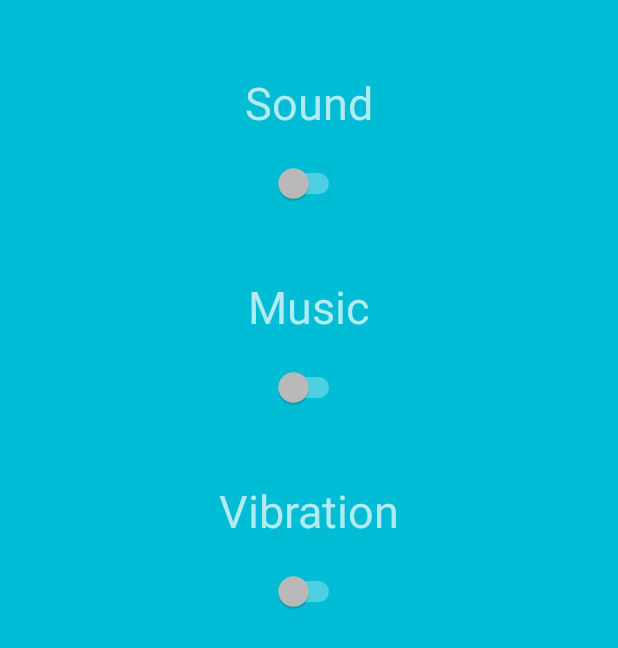
After one commit to FredrikBixo/Tabby_tech_project, an Android app: the SettingsActivity screen opened directly, with no data from a screen before it, on a phone screen of 412 x 824 dp. The commit adds this screen. Shown: the top 648 px of the screen. Run offline under Robolectric (Android 15) with nearby library versions, the phone set to English and light mode, and no system bars.

Commit message:
Add compass and settings activity

```diff
--- /dev/null
+++ b/app/src/main/java/com/google/ar/core/examples/java/helloar/SettingsActivity.java
@@ -0,0 +1,14 @@
+package com.google.ar.core.examples.java.helloar;
+
+import androidx.appcompat.app.AppCompatActivity;
+
+import android.os.Bundle;
+
+public class SettingsActivity extends AppCompatActivity {
+
+    @Override
+    protected void onCreate(Bundle savedInstanceState) {
+        super.onCreate(savedInstanceState);
+        setContentView(R.layout.activity_settings);
+    }
+}
--- a/app/src/main/res/layout/activity_ar.xml
+++ b/app/src/main/res/layout/activity_ar.xml
@@ -32,4 +32,10 @@
       android:src="@drawable/ic_settings"
       android:background="@android:color/transparent"/>
 
+  <Button
+      android:id="@+id/compass"
+      android:layout_width="50dp"
+      android:layout_height="50dp"
+      android:text="C" />
+
 </RelativeLayout>
--- /dev/null
+++ b/app/src/main/res/layout/activity_settings.xml
@@ -0,0 +1,80 @@
+<?xml version="1.0" encoding="utf-8"?>
+<androidx.constraintlayout.widget.ConstraintLayout xmlns:android="http://schemas.android.com/apk/res/android"
+    xmlns:app="http://schemas.android.com/apk/res-auto"
+    xmlns:tools="http://schemas.android.com/tools"
+    android:layout_width="match_parent"
+    android:layout_height="match_parent"
+    android:background="#00BCD4"
+    tools:context=".SettingsActivity">
+
+    <Switch
+        android:id="@+id/switch1"
+        android:layout_width="wrap_content"
+        android:layout_height="wrap_content"
+        android:layout_marginTop="20dp"
+        app:layout_constraintEnd_toEndOf="parent"
+        app:layout_constraintHorizontal_bias="0.5"
+        app:layout_constraintStart_toStartOf="parent"
+        app:layout_constraintTop_toBottomOf="@+id/textView3" />
+
+    <Switch
+        android:id="@+id/switch3"
+        android:layout_width="wrap_content"
+        android:layout_height="wrap_content"
+        android:layout_marginTop="20dp"
+        app:layout_constraintEnd_toEndOf="parent"
+        app:layout_constraintHorizontal_bias="0.5"
+        app:layout_constraintStart_toStartOf="parent"
+        app:layout_constraintTop_toBottomOf="@+id/textView4" />
+
+    <Switch
+        android:id="@+id/switch4"
+        android:layout_width="wrap_content"
+        android:layout_height="wrap_content"
+        android:layout_marginTop="20dp"
+        android:textAlignment="viewStart"
+        app:layout_constraintEnd_toEndOf="parent"
+        app:layout_constraintHorizontal_bias="0.5"
+        app:layout_constraintStart_toStartOf="parent"
+        app:layout_constraintTop_toBottomOf="@+id/textView5" />
+
+    <TextView
+        android:id="@+id/textView4"
+        android:layout_width="wrap_content"
+        android:layout_height="wrap_content"
+        android:layout_marginTop="48dp"
+        android:text="Music"
+        android:textAlignment="center"
+        android:textSize="30dp"
+        app:layout_constraintEnd_toEndOf="parent"
+        app:layout_constraintHorizontal_bias="0.5"
+        app:layout_constraintStart_toStartOf="parent"
+        app:layout_constraintTop_toBottomOf="@+id/switch1" />
+
+    <TextView
+        android:id="@+id/textView3"
+        android:layout_width="wrap_content"
+        android:layout_height="wrap_content"
+        android:layout_marginTop="48dp"
+        android:text="Sound"
+        android:textAlignment="center"
+        android:textSize="30sp"
+        app:layout_constraintEnd_toEndOf="parent"
+        app:layout_constraintHorizontal_bias="0.5"
+        app:layout_constraintStart_toStartOf="parent"
+        app:layout_constraintTop_toTopOf="parent" />
+
+    <TextView
+        android:id="@+id/textView5"
+        android:layout_width="wrap_content"
+        android:layout_height="wrap_content"
+        android:layout_marginTop="48dp"
+        android:text="Vibration"
+        android:textAlignment="center"
+        android:textSize="30dp"
+        app:layout_constraintEnd_toEndOf="parent"
+        app:layout_constraintHorizontal_bias="0.5"
+        app:layout_constraintStart_toStartOf="parent"
+        app:layout_constraintTop_toBottomOf="@+id/switch3" />
+
+</androidx.constraintlayout.widget.ConstraintLayout>
```
Also changed, not shown: app/src/main/AndroidManifest.xml (+23 -4 lines), app/src/main/java/com/google/ar/core/examples/java/helloar/CompassActivity.java (added, +92 -0 lines), app/src/main/java/com/google/ar/core/examples/java/helloar/HelloArActivity.java (+20 -0 lines), app/src/main/java/com/google/ar/core/examples/java/helloar/MenuActivity.java (+13 -0 lines), app/src/main/res/layout/activity_compass.xml (added, +24 -0 lines), app/src/main/res/drawable-xxhdpi/compass_icon.png (added).
